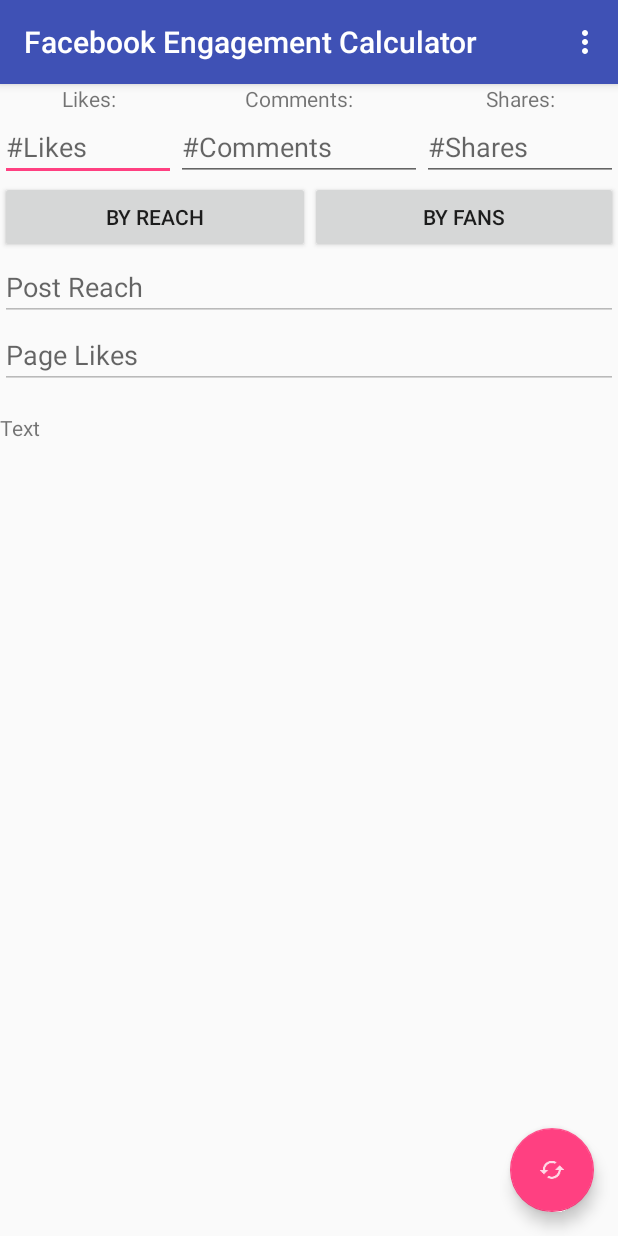
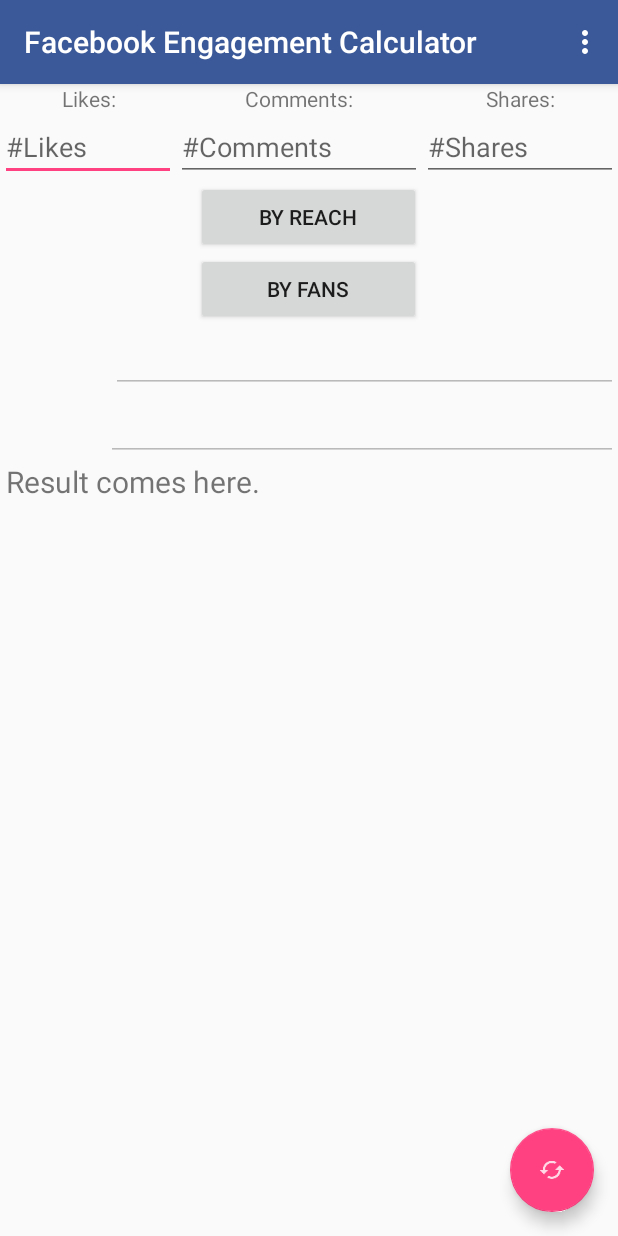
Before and after one commit to dvelle/FacebookEngagementCalculator, an Android app: the screen it shows after launch (MainActivity), after a tap on "BY REACH", on a phone screen of 412 x 824 dp. Run offline under Robolectric (Android 15) with nearby library versions, the phone set to English and light mode, and no system bars.

Commit message:
Layout 2.0

```diff
--- a/app/src/main/java/com/mapplinks/facebookengagementcalculator/MainActivity.java
+++ b/app/src/main/java/com/mapplinks/facebookengagementcalculator/MainActivity.java
@@ -33,6 +33,9 @@ public class MainActivity extends AppCompatActivity {
         final EditText postReachNumber = (EditText) findViewById(R.id.reach);
         final EditText pageLikeNumber = (EditText) findViewById(R.id.page_likes);
 
+        final TextView postReachView = (TextView)findViewById(R.id.post_reach_view);
+        final TextView pageLikesView = (TextView)findViewById(R.id.page_likes_view);
+
         FloatingActionButton fab = (FloatingActionButton) findViewById(R.id.fab);
         fab.setOnClickListener(new View.OnClickListener() {
             @Override
@@ -43,6 +46,9 @@ public class MainActivity extends AppCompatActivity {
                 postResult.setText("");
                 postReachNumber.setText("");
                 pageLikeNumber.setText("");
+
+                postReachView.setVisibility(View.INVISIBLE);
+                pageLikesView.setVisibility(View.INVISIBLE);
 
                 postReachNumber.setEnabled(false);
                 pageLikeNumber.setEnabled(false);
@@ -60,9 +66,14 @@ public class MainActivity extends AppCompatActivity {
                 stComments = postCommentsNumber.getText().toString();
                 stShare = postSharesNumber.getText().toString();
 
-                if (stLikes.isEmpty() || stComments.isEmpty() || stComments.isEmpty()) {
+                if (stLikes.isEmpty() || stComments.isEmpty() || stShare.isEmpty()) {
                     Toast.makeText(MainActivity.this, "Enter all the three values", Toast.LENGTH_SHORT).show();
                 } else {
+                    pageLikesView.setVisibility(View.INVISIBLE);
+                    pageLikeNumber.setText("");
+                    pageLikeNumber.setEnabled(false);
+
+                    postReachView.setVisibility(View.VISIBLE);
                     postReachNumber.setEnabled(true);
                     postReachNumber.addTextChangedListener(new TextWatcher() {
                         @Override
@@ -96,7 +107,8 @@ public class MainActivity extends AppCompatActivity {
 
         });
 
-//----------------------------------------------------------------------------------------------------------------------------//
+//-------------------------------------------------------------------------------------------------------------------------------------------------------------------------------//
+
         Button byFans = (Button) findViewById(R.id.byFans);
         byFans.setOnClickListener(new View.OnClickListener() {
             @Override
@@ -105,9 +117,14 @@ public class MainActivity extends AppCompatActivity {
                 stComments = postCommentsNumber.getText().toString();
                 stShare = postSharesNumber.getText().toString();
 
-                if (stLikes.isEmpty() || stComments.isEmpty() || stComments.isEmpty()) {
+                if (stLikes.isEmpty() || stComments.isEmpty() || stShare.isEmpty()) {
                     Toast.makeText(MainActivity.this, "Enter all the three values", Toast.LENGTH_SHORT).show();
                 } else {
+                    postReachView.setVisibility(View.INVISIBLE);
+                    postReachNumber.setText("");
+                    postReachNumber.setEnabled(false);
+
+                    pageLikesView.setVisibility(View.VISIBLE);
                     pageLikeNumber.setEnabled(true);
                     pageLikeNumber.addTextChangedListener(new TextWatcher() {
                         @Override
@@ -132,7 +149,6 @@ public class MainActivity extends AppCompatActivity {
                                 likes = Double.parseDouble(stLikes);
                                 result = reachFans();
                                 postResult.setText("Reach by Fans: " + result);
-
                             }
                         }
                     });
--- a/app/src/main/res/layout/content_main.xml
+++ b/app/src/main/res/layout/content_main.xml
@@ -5,7 +5,6 @@
     android:layout_width="match_parent"
     android:layout_height="match_parent"
     android:orientation="vertical"
-
     app:layout_behavior="@string/appbar_scrolling_view_behavior"
     tools:context=".MainActivity"
     tools:showIn="@layout/activity_main">
@@ -60,41 +59,62 @@
         </TableRow>
     </TableLayout>
 
+    <Button
+        android:id="@+id/byReach"
+        android:layout_width="150dp"
+        android:layout_height="wrap_content"
+        android:layout_gravity="center"
+        android:text="By Reach" />
+
+    <Button
+        android:id="@+id/byFans"
+        android:layout_width="150dp"
+        android:layout_height="wrap_content"
+        android:layout_gravity="center"
+        android:text="By Fans" />
+
     <TableRow
         android:layout_width="match_parent"
         android:layout_height="wrap_content">
-        <Button
-            android:id="@+id/byReach"
+
+        <TextView
+            android:id="@+id/post_reach_view"
             android:layout_width="wrap_content"
-            android:layout_weight="1"
-            android:text="By Reach"/>
-        <Button
-            android:id="@+id/byFans"
-            android:layout_width="wrap_content"
-            android:layout_weight="1"
-            android:text="By Fans"/>
-    </TableRow>
+            android:visibility="invisible"
+            android:layout_height="wrap_content"
+            android:text="Post Reach:" />
+
         <EditText
             android:id="@+id/reach"
-        android:inputType="number"
             android:enabled="false"
-        android:hint="Post Reach"
             android:layout_width="match_parent"
-        android:layout_height="wrap_content" />
+            android:layout_height="wrap_content"
+            android:inputType="number" />
+    </TableRow>
+
+    <TableRow
+        android:layout_width="match_parent"
+        android:layout_height="wrap_content">
+
+        <TextView
+            android:id="@+id/page_likes_view"
+            android:visibility="invisible"
+            android:layout_width="wrap_content"
+            android:layout_height="wrap_content"
+            android:text="Page Likes:" />
 
         <EditText
             android:id="@+id/page_likes"
-        android:hint="Page Likes"
-        android:inputType="number"
             android:enabled="false"
             android:layout_width="match_parent"
-        android:layout_height="wrap_content" />
-
+            android:layout_height="wrap_content"
+            android:inputType="number" />
+    </TableRow>
     <TextView
-        android:text="Text"
-        android:inputType="none"
-        android:paddingTop="16dp"
         android:id="@+id/result"
         android:layout_width="wrap_content"
-        android:layout_height="wrap_content" />
+        android:layout_height="wrap_content"
+        android:paddingLeft="4dp"
+        android:text="Result comes here."
+        android:textSize="20sp" />
 </LinearLayout>
--- a/app/src/main/res/values/colors.xml
+++ b/app/src/main/res/values/colors.xml
@@ -1,6 +1,6 @@
 <?xml version="1.0" encoding="utf-8"?>
 <resources>
-    <color name="colorPrimary">#3F51B5</color>
-    <color name="colorPrimaryDark">#303F9F</color>
+    <color name="colorPrimary">#3B5998</color>
+    <color name="colorPrimaryDark">#344e86</color>
     <color name="colorAccent">#FF4081</color>
 </resources>
```
Also changed, not shown: app/src/main/res/drawable/logo.png (added), 1 other file. Lines whose indentation alone changed are shown as unchanged.
